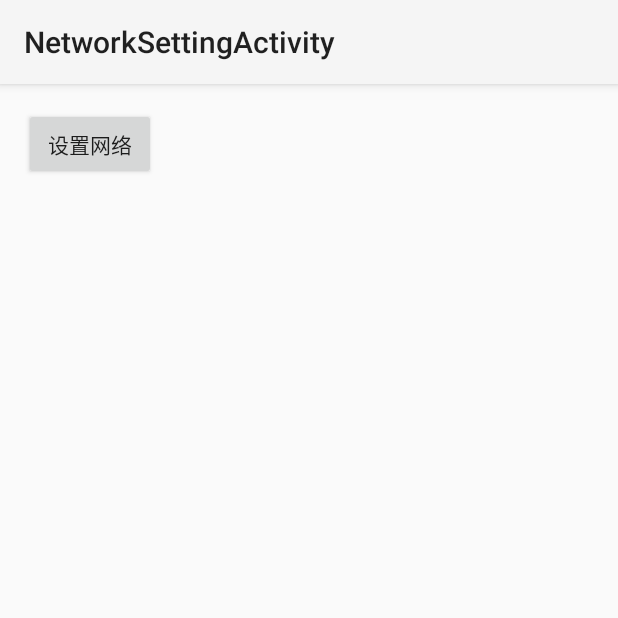
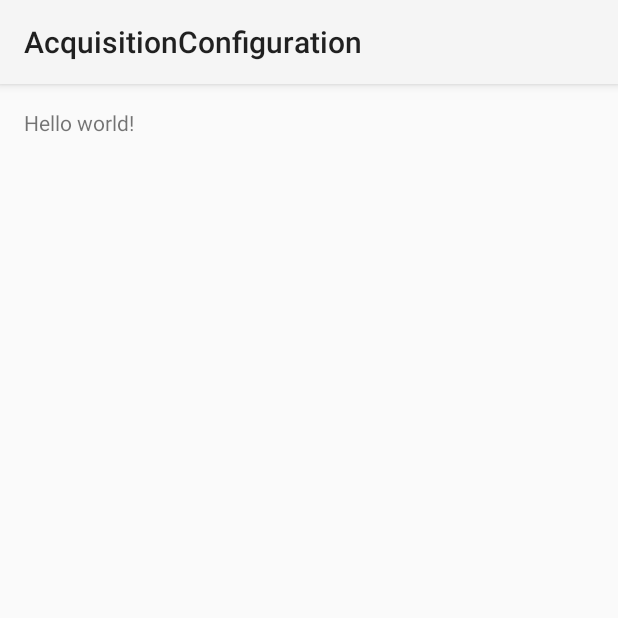
Before and after one commit to toumubaoqiong/CustomDemo, an Android app: the screen it shows after launch (NetworkSettingActivity before the commit, AcquisitionConfiguration after it), on a phone screen of 412 x 824 dp, the top half of it. Run offline under Robolectric (Android 15) with nearby library versions, the phone set to English and light mode, and no system bars.

Commit message:
添加获取手机信息类

```diff
--- a/app/src/main/AndroidManifest.xml
+++ b/app/src/main/AndroidManifest.xml
@@ -2,9 +2,8 @@
 <manifest xmlns:android="http://schemas.android.com/apk/res/android"
     package="com.vince.demo.customdemo" >
 
-    <uses-permission android:name="android.permission.ACCESS_NETWORK_STATE"/>
-    <uses-permission android:name="android.permission.INTERNET"/>
-
+    <uses-permission android:name="android.permission.ACCESS_NETWORK_STATE" />
+    <uses-permission android:name="android.permission.INTERNET" />
 
     <application
         android:allowBackup="true"
@@ -35,6 +34,11 @@
         <activity
             android:name=".net_set.NetworkSettingActivity"
             android:label="@string/title_activity_network_setting" >
+
+        </activity>
+        <activity
+            android:name=".acquisition_configuration.AcquisitionConfiguration"
+            android:label="@string/title_activity_acquisition_configuration" >
             <intent-filter>
                 <action android:name="android.intent.action.MAIN" />
 
--- /dev/null
+++ b/app/src/main/java/com/vince/demo/customdemo/acquisition_configuration/AcquisitionConfiguration.java
@@ -0,0 +1,20 @@
+package com.vince.demo.customdemo.acquisition_configuration;
+
+import android.app.Activity;
+import android.os.Bundle;
+import android.util.Log;
+import android.view.Menu;
+import android.view.MenuItem;
+
+import com.vince.demo.customdemo.R;
+
+public class AcquisitionConfiguration extends Activity {
+
+    @Override
+    protected void onCreate(Bundle savedInstanceState) {
+        super.onCreate(savedInstanceState);
+        setContentView(R.layout.activity_acquisition_configuration);
+
+        Log.i("AcquisitionConfiguration--------------->型号", android.os.Build.MODEL);
+    }
+}
--- /dev/null
+++ b/app/src/main/res/layout/activity_acquisition_configuration.xml
@@ -0,0 +1,12 @@
+<RelativeLayout xmlns:android="http://schemas.android.com/apk/res/android"
+    xmlns:tools="http://schemas.android.com/tools" android:layout_width="match_parent"
+    android:layout_height="match_parent" android:paddingLeft="@dimen/activity_horizontal_margin"
+    android:paddingRight="@dimen/activity_horizontal_margin"
+    android:paddingTop="@dimen/activity_vertical_margin"
+    android:paddingBottom="@dimen/activity_vertical_margin"
+    tools:context="com.vince.demo.customdemo.acquisition_configuration.AcquisitionConfiguration">
+
+    <TextView android:text="@string/hello_world" android:layout_width="wrap_content"
+        android:layout_height="wrap_content" />
+
+</RelativeLayout>
--- a/app/src/main/res/values/strings.xml
+++ b/app/src/main/res/values/strings.xml
@@ -6,4 +6,5 @@
     <string name="title_activity_aidl">AidlActivity</string>
     <string name="title_activity_loading">LoadingActivity</string>
     <string name="title_activity_network_setting">NetworkSettingActivity</string>
+    <string name="title_activity_acquisition_configuration">AcquisitionConfiguration</string>
 </resources>
```
